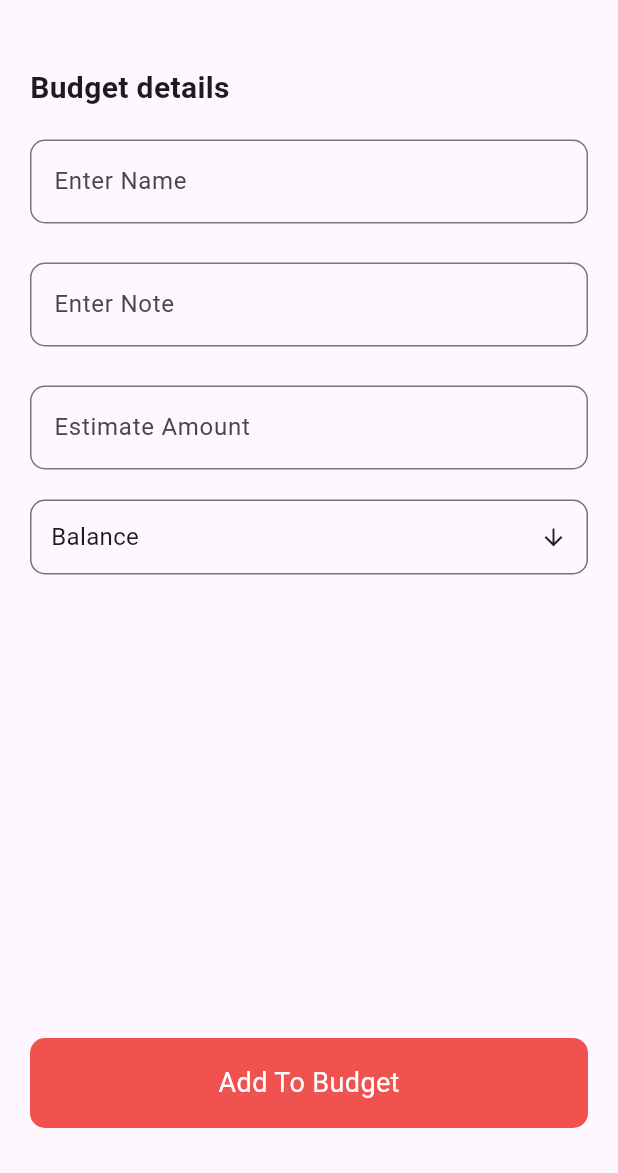
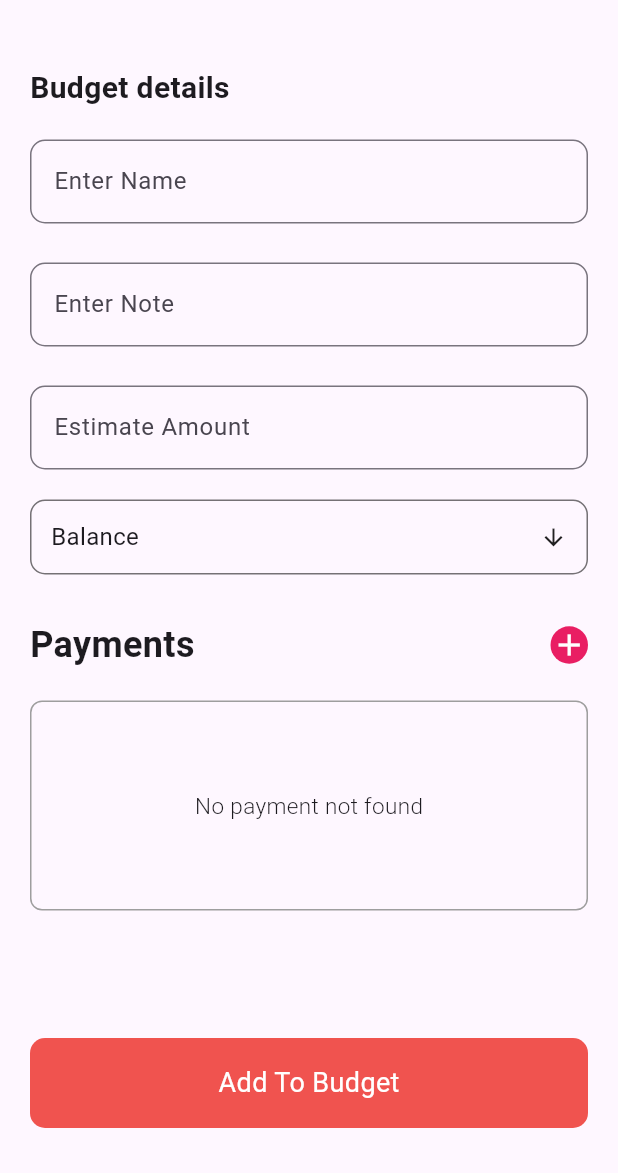
Before and after one commit to TranTrungTinLV/iPlanning, a Flutter app: the BudgetList screen opened directly with empty values, on a phone screen of 412 x 824 dp, the part 63-1236 px from its top. Run offline on Flutter 3.47's test engine with Material 3 defaults, Android fonts, the phone set to English and light mode, and no system bars; our stand-ins replace cloud_firestore, firebase_auth, firebase_core, firebase_storage, flutter_map, flutter_spinkit and 11 more; missing offline and left inert: dart:ffi; accounts and stored records are empty.

Commit message:
update code

```diff
--- a/lib/screens/budgetList.dart
+++ b/lib/screens/budgetList.dart
@@ -1,6 +1,7 @@
 import 'package:flutter/material.dart';
 import 'package:fluttertoast/fluttertoast.dart';
 import 'package:iplanning/models/events_model.dart';
+import 'package:iplanning/screens/transactionScreen.dart';
 import 'package:iplanning/services/budget.dart';
 import 'package:iplanning/widgets/TextCustomFeild.dart';
 
@@ -168,18 +169,6 @@ class _BudgetListState extends State<BudgetList> {
                         Container(
                           padding: EdgeInsets.symmetric(
                               horizontal: 20, vertical: 12),
-                          // decoration: BoxDecoration(
-                          //     border: Border(
-                          //   left: BorderSide(
-                          //     color: Colors.black54,
-                          //   ),
-                          //   right: BorderSide(
-                          //     color: Colors.black54,
-                          //   ),
-                          //   bottom: BorderSide(
-                          //     color: Colors.black54,
-                          //   ),
-                          // )),
                           child: Row(
                             mainAxisAlignment: MainAxisAlignment.spaceBetween,
                             children: [
@@ -196,6 +185,65 @@ class _BudgetListState extends State<BudgetList> {
                         ),
                       ],
                     ),
+                  SizedBox(
+                    height: 30,
+                  ),
+                  Container(
+                    // margin: EdgeInsets.symmetric(vertical: 15),
+                    child: Row(
+                      mainAxisAlignment: MainAxisAlignment.spaceBetween,
+                      crossAxisAlignment: CrossAxisAlignment.center,
+                      children: [
+                        Container(
+                          child: Text(
+                            "Payments",
+                            style: TextStyle(
+                                fontSize: 24, fontWeight: FontWeight.w600),
+                          ),
+                        ),
+                        // SizedBox(),
+                        GestureDetector(
+                          onTap: () {
+                            Navigator.push(
+                                context,
+                                MaterialPageRoute(
+                                    builder: (ctx) => TransactionScreen()));
+                          },
+                          child: Container(
+                            height: 25,
+                            width: 25,
+                            decoration: BoxDecoration(
+                              color: Colors.pink,
+                              shape: BoxShape.circle,
+                            ),
+                            child: Center(
+                              child: Icon(
+                                Icons.add,
+                                color: Colors.white,
+                                weight: 2.0,
+                              ),
+                            ),
+                          ),
+                        ),
+                      ],
+                    ),
+                  ),
+                  SizedBox(
+                    height: 20,
+                  ),
+                  Container(
+                    width: MediaQuery.of(context).size.width,
+                    height: 140,
+                    decoration: BoxDecoration(
+                        border: Border.all(color: Colors.grey),
+                        borderRadius: BorderRadius.circular(8.0)),
+                    child: Center(
+                        child: Text(
+                      "No payment not found",
+                      style: TextStyle(
+                          fontSize: 15.0, fontWeight: FontWeight.w300),
+                    )),
+                  )
                 ],
               ),
             ),
--- a/lib/sqlhelper/budget_sqlife.dart
+++ b/lib/sqlhelper/budget_sqlife.dart
@@ -10,12 +10,12 @@ class BudgetSqlife {
 
   static Future _onCreate(Database db, int version) async {
     await db.execute('''
-CREATE TABLE budgets
+CREATE TABLE note_id
     (id TEXT PRIMARY KEY,
     budget_id Text,
     description TEXT,
     expense REAL,
-    income REAL
+    income REAL,
 )
 ''');
   }
```
Also changed, not shown: lib/screens/budgetScreen.dart (+56 -24 lines), lib/screens/createEventScreens.dart (+6 -5 lines), lib/screens/transactionScreen.dart (added, +101 -0 lines).
